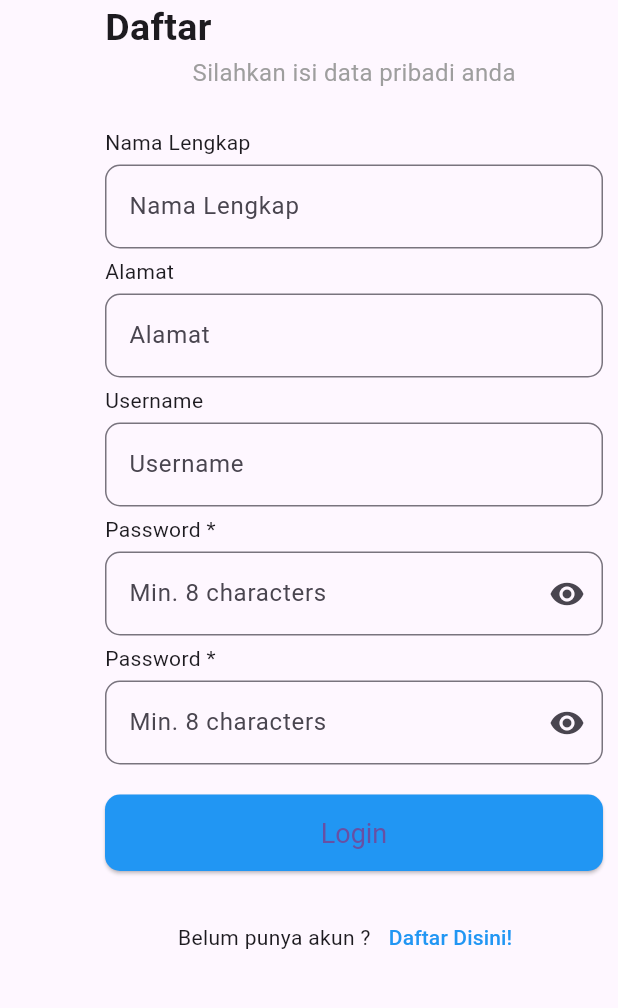
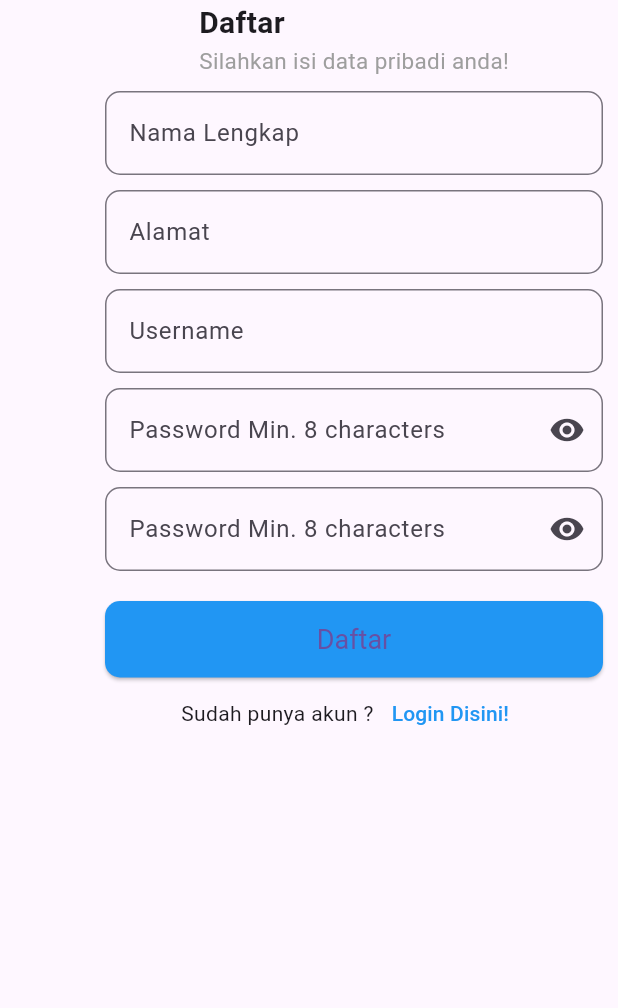
Before and after one commit to Reeptto/uts_mp_ari_ap, a Flutter app: the DaftarPage screen opened directly, on a phone screen of 412 x 824 dp, the part 182-1190 px from its top. Run offline on Flutter 3.47's test engine with Material 3 defaults, Android fonts, the phone set to English and light mode, and no system bars.

Commit message:
Selesai Membuat halaman daftar

```diff
--- a/lib/UTS/daftar.dart
+++ b/lib/UTS/daftar.dart
@@ -1,4 +1,6 @@
 import 'package:flutter/material.dart';
+import 'package:flutter/rendering.dart';
+import 'package:uts_ari_aprianto/UTS/login.dart';
 
 class DaftarPage extends StatefulWidget {
   const DaftarPage({super.key});
@@ -61,47 +63,29 @@ class _DaftarPageState extends State<DaftarPage> {
                 ],
               ),
             Container(
+              // margin: EdgeInsets.only(top: 20),
               child: Column(
+                mainAxisAlignment: MainAxisAlignment.start,
+                crossAxisAlignment: CrossAxisAlignment.start,
                 children: [
-                    Row(
-                      children: [
-                        Container(
-                          child: Text(
+                    Text(
                       'Daftar',
                       style: TextStyle(
-                              fontSize: 25,
+                        fontSize: 20,
                         fontWeight: FontWeight.bold,
                       ),
+                    ),
+                    Text("Silahkan isi data pribadi anda!",
+                      style: TextStyle(
+                        fontSize: 15,
+                        color: Colors.grey,
                       ),
                     ),
                   ],
               ),
-
-
-                          Text("Silahkan isi data pribadi anda",
-                            style: TextStyle(
-                              fontSize: 16,
-                              color: Colors.grey,
             ),
-                          ),
-
-
-
-                  ],
-              ),
-            ),
-            SizedBox(height: 20),
-            Container(
-              width: 400,
-              child: SizedBox(
-
-                height: 30,
-                child: Row(
-                  children: [
-                    Text("Nama Lengkap "),
-                  ],
-                )
-              ),
+            SizedBox(
+              height: 10,
             ),
               Container(
                 width: 400,
@@ -116,17 +100,8 @@ class _DaftarPageState extends State<DaftarPage> {
                 ),
                 )
               ),
-              Container(
-              width: 400,
-              child: SizedBox(
-
-                height: 30,
-                child: Row(
-                  children: [
-                    Text("Alamat"),
-                  ],
-                )
-              ),
+              SizedBox(
+              height: 10,
             ),
               Container(
                 width: 400,
@@ -141,17 +116,8 @@ class _DaftarPageState extends State<DaftarPage> {
                 ),
                 )
               ),
-              Container(
-              width: 400,
-              child: SizedBox(
-
-                height: 30,
-                child: Row(
-                  children: [
-                    Text("Username "),
-                  ],
-                )
-              ),
+              SizedBox(
+              height: 10,
             ),
               Container(
                 width: 400,
@@ -168,13 +134,7 @@ class _DaftarPageState extends State<DaftarPage> {
               ),
 
               SizedBox(
-              width: 400,
-              height: 30,
-              child: Row(
-                children: [
-                  Text("Password *"),
-                ],
-              )
+              height: 10,
             ),
               Container(
                 width: 400,
@@ -183,7 +143,7 @@ class _DaftarPageState extends State<DaftarPage> {
                     controller: _passwordController,
                     obscureText: _showPassword,
                     decoration: InputDecoration(
-                      labelText: 'Min. 8 characters',
+                      labelText: 'Password Min. 8 characters',
                       border: OutlineInputBorder(
                         borderRadius: BorderRadius.circular(10),
                       ),
@@ -202,13 +162,7 @@ class _DaftarPageState extends State<DaftarPage> {
                 )
               ),
               SizedBox(
-              width: 400,
-              height: 30,
-              child: Row(
-                children: [
-                  Text("Password *"),
-                ],
-              )
+              height: 10,
             ),
               Container(
                 width: 400,
@@ -217,7 +171,7 @@ class _DaftarPageState extends State<DaftarPage> {
                     controller: _passwordController,
                     obscureText: _showPassword,
                     decoration: InputDecoration(
-                      labelText: 'Min. 8 characters',
+                      labelText: 'Password Min. 8 characters',
                       border: OutlineInputBorder(
                         borderRadius: BorderRadius.circular(10),
                       ),
@@ -240,7 +194,7 @@ class _DaftarPageState extends State<DaftarPage> {
                 width:400,
                 child: ElevatedButton(
                   onPressed: () {},
-                  child: Text('Login'),
+                  child: Text('Daftar'),
                   style: ElevatedButton.styleFrom(
                     backgroundColor: Colors.blue,
                     padding: EdgeInsets.symmetric(vertical: 15),
@@ -254,21 +208,20 @@ class _DaftarPageState extends State<DaftarPage> {
                   ),
                 ),
               ),
-              SizedBox(height: 20),
               Container(
                 child: Row(
                   mainAxisAlignment: MainAxisAlignment.center,
                   children: [
-                    Text("Belum punya akun ?"),
+                    Text("Sudah punya akun ?"),
                     TextButton(onPressed:
                     () {
                       Navigator.push(
                         context,
                         MaterialPageRoute(builder: (context) {
-                          return DaftarPage();
+                          return LoginPage();
                         })
                       );
-                    }, child: Text("Daftar Disini!", style: TextStyle(
+                    }, child: Text("Login Disini!", style: TextStyle(
                       color: Colors.blue
                     ),))
                   ],
```
Lines whose indentation alone changed are shown as unchanged.
